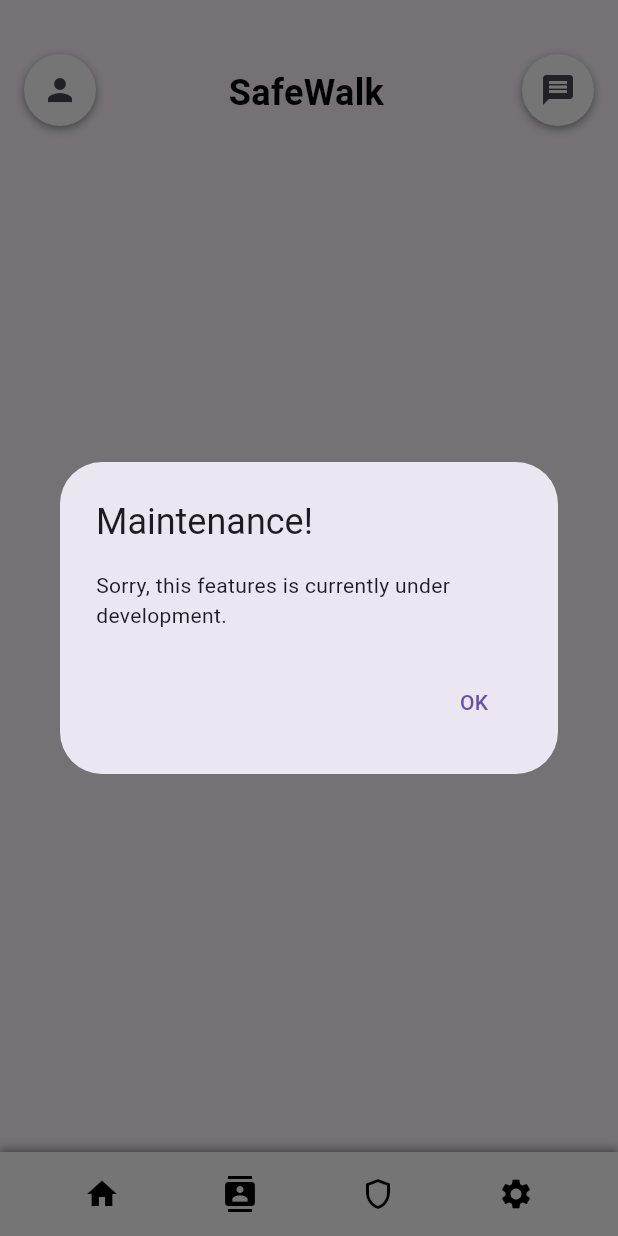
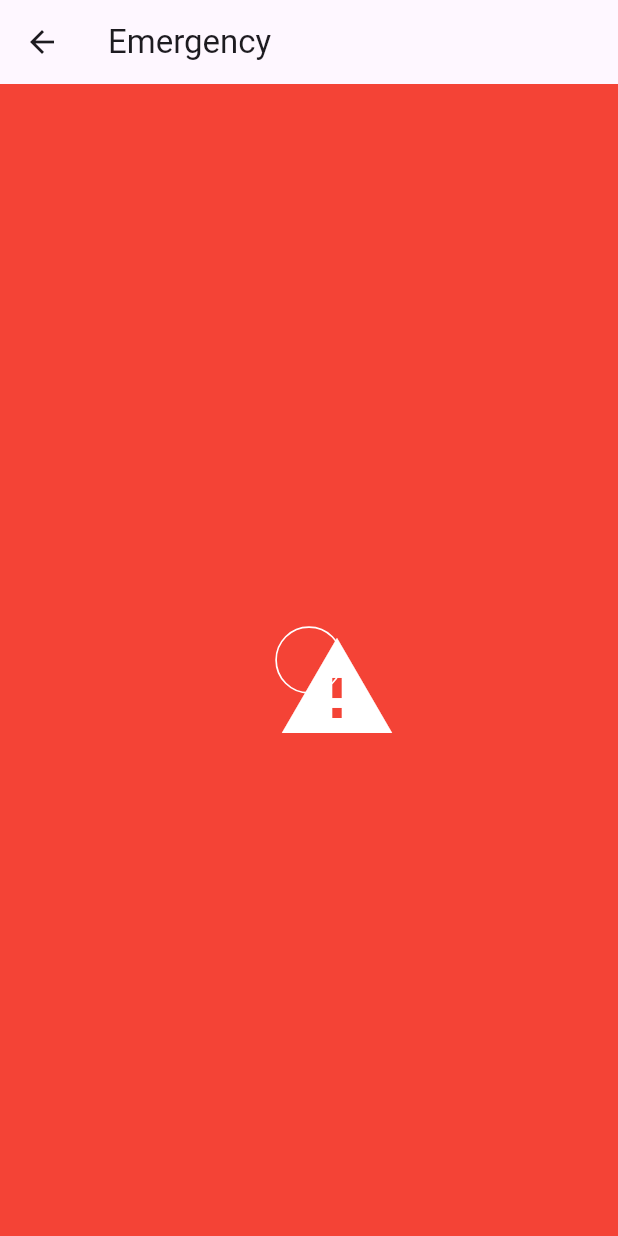
Before and after one commit to RiHuuang/SafeWalk, a Flutter app: the HomePage screen opened directly, item 3 of the bottom bar chosen, on a phone screen of 412 x 824 dp. Run offline on Flutter 3.47's test engine with Material 3 defaults, Android fonts, the phone set to English and light mode, and no system bars; our stand-ins replace firebase_auth, firebase_core, google_maps_flutter, location; missing offline and left inert: firebase_app_check, flutter_config; accounts and stored records are empty.

Commit message:
add emergency and change name features at profile menu, active/inactive button

```diff
--- a/safewalk/lib/contacts_page.dart
+++ b/safewalk/lib/contacts_page.dart
@@ -1,4 +1,5 @@
 import 'package:flutter/material.dart';
+import 'package:safewalk/emergency_page.dart';
 import 'package:safewalk/home_page.dart';
 import 'package:safewalk/profile_page.dart';
 import 'package:safewalk/settings_page.dart';
@@ -137,7 +138,10 @@
                     IconButton(
                       icon: Icon(Icons.shield_outlined, color: Colors.black),
                       onPressed: () {
-                        // Handle settings icon press
+                        Navigator.push(
+                          context,
+                          MaterialPageRoute(builder: (context) => EmergencyPage()),
+                        );
                       },
                     ),
                     IconButton(
--- /dev/null
+++ b/safewalk/lib/emergency_page.dart
@@ -0,0 +1,71 @@
+import 'package:flutter/material.dart';
+
+class EmergencyPage extends StatefulWidget {
+  const EmergencyPage({Key? key}) : super(key: key); // Added named 'key' parameter
+
+  @override
+  _EmergencyPageState createState() => _EmergencyPageState();
+}
+
+class _EmergencyPageState extends State<EmergencyPage>
+    with SingleTickerProviderStateMixin {
+  late AnimationController _animationController; // Added 'late' keyword
+  late Animation<double> _animation; // Added 'late' keyword
+
+  @override
+  void initState() {
+    super.initState();
+    _animationController = AnimationController(
+      duration: const Duration(seconds: 3), // Added 'const' keyword
+      vsync: this,
+    );
+    _animation = Tween<double>(begin: 0, end: 1).animate(
+      CurvedAnimation(
+        parent: _animationController,
+        curve: Curves.easeInOut,
+      ),
+    );
+    _animationController.repeat(reverse: true);
+  }
+
+  @override
+  void dispose() {
+    _animationController.dispose();
+    super.dispose();
+  }
+
+  @override
+  Widget build(BuildContext context) {
+    return Scaffold(
+      appBar: AppBar(
+        title: const Text('Emergency'), // Added 'const' keyword
+      ),
+      body: Container(
+        color: Colors.red,
+        child: Center(
+          child: AnimatedBuilder(
+            animation: _animation,
+            builder: (BuildContext context, Widget? child) { // Updated parameter type
+              return Container(
+                width: 160 * _animation.value,
+                height: 160 * _animation.value,
+                decoration: BoxDecoration(
+                  shape: BoxShape.circle,
+                  border: Border.all(
+                    color: Colors.white,
+                    width: 4 * _animation.value,
+                  ),
+                ),
+                child: const Icon(
+                  Icons.warning, // Added 'const' keyword
+                  size: 80,
+                  color: Colors.white,
+                ),
+              );
+            },
+          ),
+        ),
+      ),
+    );
+  }
+}
--- a/safewalk/lib/main.dart
+++ b/safewalk/lib/main.dart
@@ -1,6 +1,8 @@
 import 'package:firebase_core/firebase_core.dart';
 import 'package:flutter/material.dart';
 import 'package:flutter_config/flutter_config.dart';
+import 'package:safewalk/contacts_page.dart';
+import 'package:safewalk/emergency_page.dart';
 import 'package:safewalk/home_page.dart';
 import 'login_page.dart';
 import 'register_page.dart';
@@ -76,7 +78,7 @@
                   onPressed: () {
                     Navigator.push(
                       context,
-                      MaterialPageRoute(builder: (context) => HomePage()),
+                      MaterialPageRoute(builder: (context) => LoginPage()),
                     );
                   },
                   style: ButtonStyle(
```
Also changed, not shown: safewalk/lib/home_page.dart (+56 -16 lines), safewalk/lib/profile_page.dart (+18 -2 lines).
